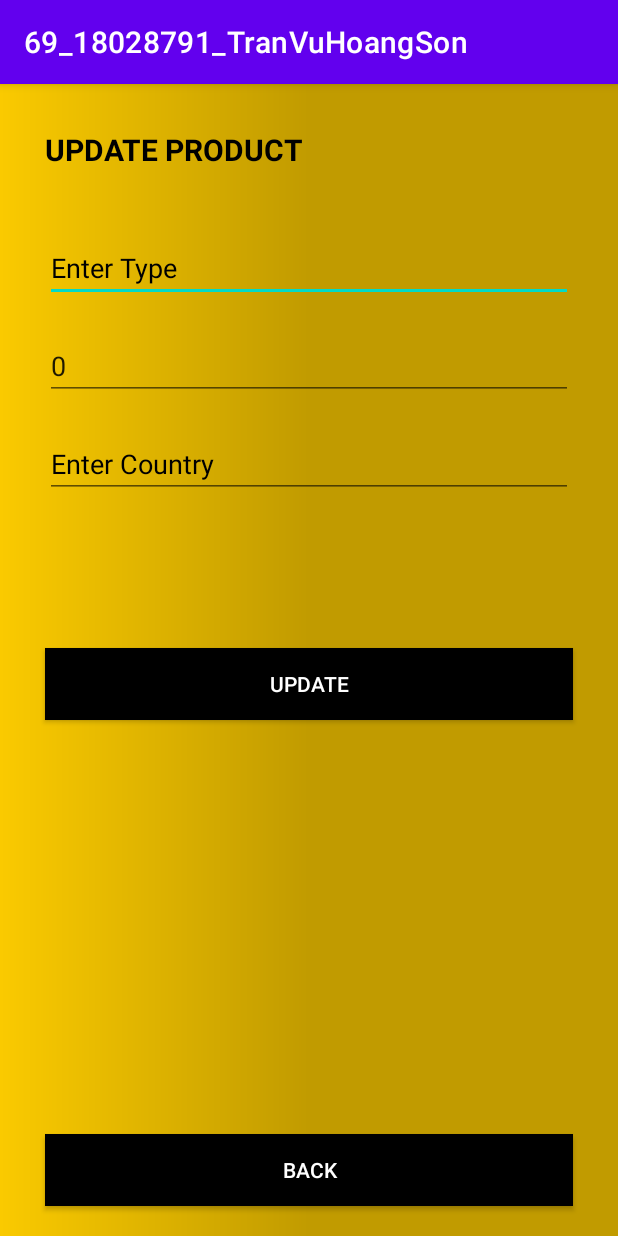
After one commit to onebabyq/Lab_Mobile, an Android app: the UpdateProductActivity screen opened directly, with no data from a screen before it, on a phone screen of 412 x 824 dp. The commit adds this screen. Run offline under Robolectric (Android 15) with nearby library versions, the phone set to English and light mode, and no system bars; our stand-ins replace Volley; network calls fail.

Commit message:
commit chuc nang update product

```diff
--- a/69_18028791_TranVuHoangSon/app/src/main/AndroidManifest.xml
+++ b/69_18028791_TranVuHoangSon/app/src/main/AndroidManifest.xml
@@ -9,7 +9,8 @@
         android:roundIcon="@mipmap/ic_launcher_round"
         android:supportsRtl="true"
         android:theme="@style/Theme.69_18028791_TranVuHoangSon">
-        <activity android:name=".AddProductActivity"></activity>
+        <activity android:name=".UpdateProductActivity"></activity>
+        <activity android:name=".AddProductActivity" />
         <activity android:name=".ShowInfoActivity" />
         <activity android:name=".ManagerActivity" />
         <activity android:name=".RegisterActivity" />
--- a/69_18028791_TranVuHoangSon/app/src/main/java/com/example/a69_18028791_tranvuhoangson/ShowInfoActivity.java
+++ b/69_18028791_TranVuHoangSon/app/src/main/java/com/example/a69_18028791_tranvuhoangson/ShowInfoActivity.java
@@ -31,7 +31,7 @@ public class ShowInfoActivity extends AppCompatActivity {
         setContentView(R.layout.activity_show_info);
 
         listProduct= new ArrayList<>();
-        adapter = new ProductAdapter(this,listProduct);
+        adapter = new ProductAdapter(ShowInfoActivity.this,listProduct);
         recyclerView = (RecyclerView) findViewById(R.id.recyclerView);
         createUserList();
         recyclerView.setLayoutManager(new LinearLayoutManager(this));
--- /dev/null
+++ b/69_18028791_TranVuHoangSon/app/src/main/java/com/example/a69_18028791_tranvuhoangson/UpdateProductActivity.java
@@ -0,0 +1,87 @@
+package com.example.a69_18028791_tranvuhoangson;
+
+import androidx.appcompat.app.AppCompatActivity;
+
+import android.content.Intent;
+import android.os.Bundle;
+import android.view.View;
+import android.widget.Button;
+import android.widget.EditText;
+import android.widget.Toast;
+
+import com.android.volley.AuthFailureError;
+import com.android.volley.Request;
+import com.android.volley.RequestQueue;
+import com.android.volley.Response;
+import com.android.volley.VolleyError;
+import com.android.volley.toolbox.StringRequest;
+import com.android.volley.toolbox.Volley;
+
+import java.util.HashMap;
+import java.util.Map;
+
+public class UpdateProductActivity extends AppCompatActivity {
+    Button btnUpdate,btnBack3;
+    EditText etTypeUp,etPriceUp,etCountryUp;
+    int id;
+    @Override
+    protected void onCreate(Bundle savedInstanceState) {
+        super.onCreate(savedInstanceState);
+        setContentView(R.layout.activity_update_product);
+        btnUpdate = (Button) findViewById(R.id.btnUpdate);
+        btnBack3 = (Button) findViewById(R.id.btnBack3);
+        etTypeUp = (EditText) findViewById(R.id.etTypeUp);
+        etPriceUp = (EditText) findViewById(R.id.etPriceUp);
+        etCountryUp = (EditText) findViewById(R.id.etCountryUp);
+
+        Intent intent = getIntent();
+        id = intent.getIntExtra("key_id",0);
+        String type = intent.getStringExtra("key_type");
+        int price = intent.getIntExtra("key_price",0);
+        String country = intent.getStringExtra("key_country");
+
+       etTypeUp.setText(type);
+        etPriceUp.setText(price+"");
+        etCountryUp.setText(country);
+
+
+        btnUpdate.setOnClickListener(new View.OnClickListener() {
+            @Override
+            public void onClick(View v) {
+                String type2=etTypeUp.getText().toString();
+                String country2=etCountryUp.getText().toString();
+                int price2=Integer.parseInt(etPriceUp.getText().toString());
+
+                PutApi(new Product(id,type2,price2,country2));
+            }
+        });
+    }
+    private void PutApi(Product product){
+        String url = "https://60b6dd1717d1dc0017b88669.mockapi.io/products";
+
+        StringRequest stringRequest = new StringRequest(
+                Request.Method.PUT, url + '/' + id, new Response.Listener<String>() {
+            @Override
+            public void onResponse(String response) {
+                Toast.makeText(UpdateProductActivity.this, product.toString(), Toast.LENGTH_SHORT).show();
+            }
+        }, new Response.ErrorListener() {
+            @Override
+            public void onErrorResponse(VolleyError error) {
+                Toast.makeText(UpdateProductActivity.this, "Error by Post data!", Toast.LENGTH_SHORT).show();
+            }
+        }){
+            @Override
+            protected Map<String, String> getParams() throws AuthFailureError {
+                HashMap<String, String> params = new HashMap<>();
+                params.put("type", product.getType());
+                params.put("price", product.getPrice()+"");
+                params.put("country", product.getCountry()+"");
+                return params;
+            }
+        };
+        RequestQueue requestQueue = Volley.newRequestQueue(this);
+        requestQueue.add(stringRequest);
+    }
+
+}
--- /dev/null
+++ b/69_18028791_TranVuHoangSon/app/src/main/res/layout/activity_update_product.xml
@@ -0,0 +1,115 @@
+<?xml version="1.0" encoding="utf-8"?>
+<androidx.constraintlayout.widget.ConstraintLayout xmlns:android="http://schemas.android.com/apk/res/android"
+    xmlns:app="http://schemas.android.com/apk/res-auto"
+    xmlns:tools="http://schemas.android.com/tools"
+    android:layout_width="match_parent"
+    android:layout_height="match_parent"
+    tools:context=".UpdateProductActivity"
+    android:background="@drawable/background_img"
+    >
+
+    <EditText
+        android:id="@+id/etTypeUp"
+        android:layout_width="match_parent"
+        android:layout_height="wrap_content"
+        android:layout_marginStart="30dp"
+        android:layout_marginLeft="30dp"
+
+        android:layout_marginTop="100dp"
+        android:layout_marginEnd="30dp"
+        android:layout_marginRight="30dp"
+        android:ems="10"
+        android:hint="Enter Type"
+        android:textColorHint="@color/black"
+        android:inputType="textPersonName"
+        app:layout_constraintEnd_toEndOf="parent"
+        app:layout_constraintHorizontal_bias="0.497"
+        app:layout_constraintStart_toStartOf="parent"
+        app:layout_constraintTop_toTopOf="parent" />
+
+    <EditText
+        android:id="@+id/etPriceUp"
+        android:layout_width="match_parent"
+        android:layout_height="wrap_content"
+        android:layout_marginStart="30dp"
+        android:layout_marginLeft="30dp"
+        android:layout_marginTop="20dp"
+        android:layout_marginEnd="30dp"
+        android:layout_marginRight="30dp"
+        android:ems="10"
+        android:hint="Enter Price"
+        android:inputType="textPersonName"
+        android:textColorHint="@color/black"
+        app:layout_constraintEnd_toEndOf="parent"
+        app:layout_constraintHorizontal_bias="0.497"
+        app:layout_constraintStart_toStartOf="parent"
+        app:layout_constraintTop_toBottomOf="@+id/etTypeUp" />
+
+    <EditText
+        android:id="@+id/etCountryUp"
+        android:layout_width="match_parent"
+        android:layout_height="wrap_content"
+        android:layout_marginStart="30dp"
+        android:layout_marginLeft="30dp"
+        android:layout_marginTop="20dp"
+        android:layout_marginEnd="30dp"
+        android:layout_marginRight="30dp"
+        android:ems="10"
+        android:hint="Enter Country"
+        android:inputType="textPersonName"
+        android:textColorHint="@color/black"
+        app:layout_constraintEnd_toEndOf="parent"
+        app:layout_constraintHorizontal_bias="0.0"
+        app:layout_constraintStart_toStartOf="parent"
+        app:layout_constraintTop_toBottomOf="@+id/etPriceUp" />
+
+    <android.widget.Button
+        android:id="@+id/btnUpdate"
+        android:layout_width="match_parent"
+        android:layout_height="wrap_content"
+        android:layout_marginStart="30dp"
+        android:layout_marginLeft="30dp"
+        android:layout_marginTop="100dp"
+        android:layout_marginEnd="30dp"
+        android:layout_marginRight="30dp"
+        android:background="@color/black"
+        android:text="UPDATE"
+        android:textColor="@color/white"
+        app:layout_constraintEnd_toEndOf="parent"
+        app:layout_constraintHorizontal_bias="1.0"
+        app:layout_constraintStart_toStartOf="parent"
+        app:layout_constraintTop_toBottomOf="@+id/etCountryUp" />
+
+    <android.widget.Button
+        android:id="@+id/btnBack3"
+        android:layout_width="match_parent"
+        android:layout_height="wrap_content"
+        android:layout_marginStart="30dp"
+        android:layout_marginLeft="30dp"
+        android:layout_marginEnd="30dp"
+        android:layout_marginRight="30dp"
+        android:layout_marginBottom="20dp"
+        android:background="@color/black"
+        android:text="BACK"
+        android:textColor="@color/white"
+        app:layout_constraintBottom_toBottomOf="parent"
+        app:layout_constraintEnd_toEndOf="parent"
+        app:layout_constraintHorizontal_bias="0.0"
+        app:layout_constraintStart_toStartOf="parent" />
+
+    <TextView
+        android:textStyle="bold"
+        android:textSize="20sp"
+        android:textColor="@color/black"
+        android:id="@+id/textView"
+        android:layout_width="wrap_content"
+        android:layout_height="wrap_content"
+        android:layout_marginStart="30dp"
+        android:layout_marginLeft="30dp"
+        android:layout_marginTop="30dp"
+        android:text="UPDATE PRODUCT"
+        app:layout_constraintStart_toStartOf="parent"
+        app:layout_constraintTop_toTopOf="parent" />
+
+
+</androidx.constraintlayout.widget.ConstraintLayout>
```
Also changed, not shown: 69_18028791_TranVuHoangSon/app/src/main/java/com/example/a69_18028791_tranvuhoangson/ProductAdapter.java (+26 -9 lines), 69_18028791_TranVuHoangSon/app/src/main/res/layout/line_item.xml (+49 -6 lines), 1 other file.
